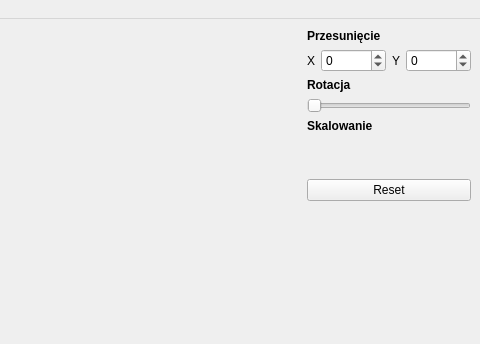
LajterPL/gipo-2024, file Lab4/mainwindow.ui: the form before one commit; both pictures show x 420 to 900 and y 0 to 344 of the 900 by 720 pixel window.
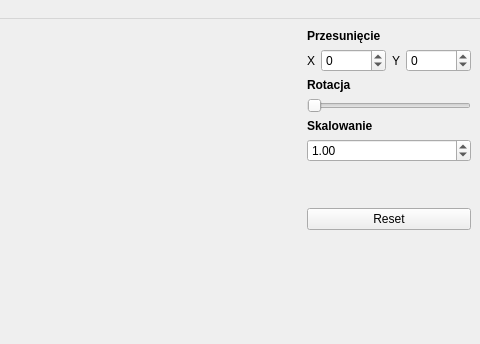
The form after the commit.

The edit to the form file:
```diff
--- a/Lab4/mainwindow.ui
+++ b/Lab4/mainwindow.ui
@@ -143,6 +143,22 @@
          </property>
         </widget>
        </item>
+       <item>
+        <widget class="QDoubleSpinBox" name="scale_box">
+         <property name="minimum">
+          <double>0.050000000000000</double>
+         </property>
+         <property name="maximum">
+          <double>100.000000000000000</double>
+         </property>
+         <property name="singleStep">
+          <double>0.100000000000000</double>
+         </property>
+         <property name="value">
+          <double>1.000000000000000</double>
+         </property>
+        </widget>
+       </item>
        <item>
         <spacer name="verticalSpacer_2">
          <property name="orientation">
```
Left out of the diff: 2 changed lines with no effect on the pictures.
